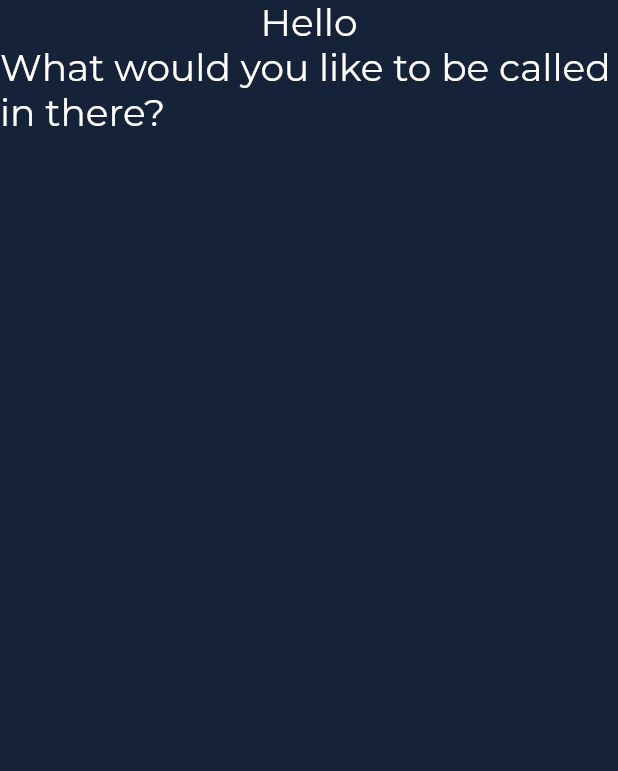
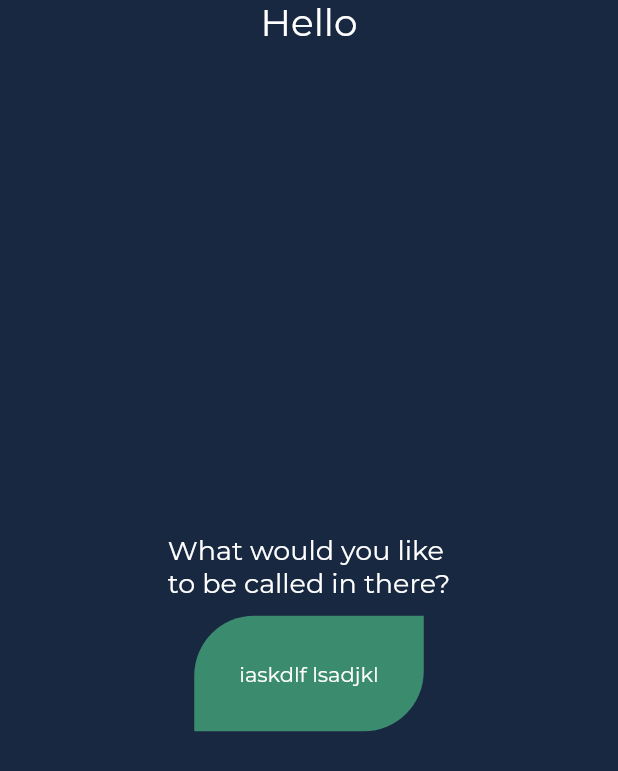
Before and after one commit to ShadyZekry/chillax, a Flutter app: the screen it shows after launch, on a phone screen of 412 x 824 dp. Shown: the top 771 px of the screen. Run offline on Flutter 3.47's test engine with Material 2 defaults, Android fonts, the light colour scheme and no system bars.

Commit message:
Add username question placeholder

```diff
--- a/lib/main.dart
+++ b/lib/main.dart
@@ -36,7 +36,7 @@ class _MyHomePageState extends State<MyHomePage> {
   Widget build(BuildContext context) {
     return SafeArea(
       child: Scaffold(
-        backgroundColor: AppColors.blue5,
+        backgroundColor: AppColors.blue4,
         body: Column(
           mainAxisAlignment: MainAxisAlignment.center,
           children: <Widget>[
@@ -49,12 +49,32 @@ class _MyHomePageState extends State<MyHomePage> {
               ),
             ),
             Expanded(
-              child: Text(
-                Dictiornary.calledWhat,
-                style: const TextStyle(
-                  fontSize: 25,
-                  fontWeight: FontWeight.w500,
-                  color: Colors.white,
+              child: Center(
+                child: Column(
+                  mainAxisSize: MainAxisSize.min,
+                  children: [
+                    Text(
+                      Dictiornary.calledWhat,
+                      style: const TextStyle(
+                        fontSize: 18,
+                        fontWeight: FontWeight.w500,
+                        color: Colors.white,
+                      ),
+                    ),
+                    Container(
+                      padding: const EdgeInsets.all(30),
+                      margin: const EdgeInsets.symmetric(vertical: 10),
+                      decoration: const BoxDecoration(
+                        borderRadius: BorderRadiusDirectional.only(
+                          bottomEnd: Radius.circular(40),
+                          topStart: Radius.circular(40),
+                        ),
+                        color: Color(0xFF3b8b6e),
+                      ),
+                      child: const Text('iaskdlf lsadjkl',
+                          style: TextStyle(color: Colors.white)),
+                    ),
+                  ],
                 ),
               ),
             ),
--- a/lib/resources/strings.dart
+++ b/lib/resources/strings.dart
@@ -8,7 +8,7 @@ class Dictiornary {
     },
     CodeStrings.englishCode: {
       'hello': 'Hello',
-      'calledWhat': 'What would you like to be called in there?',
+      'calledWhat': 'What would you like\nto be called in there?',
     },
   };
 
```
